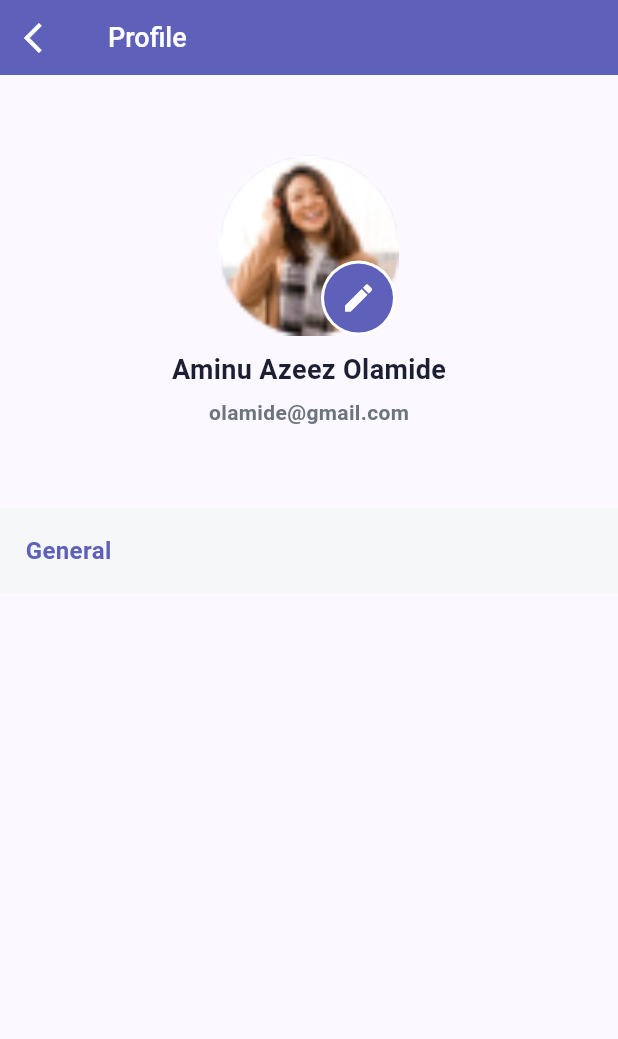
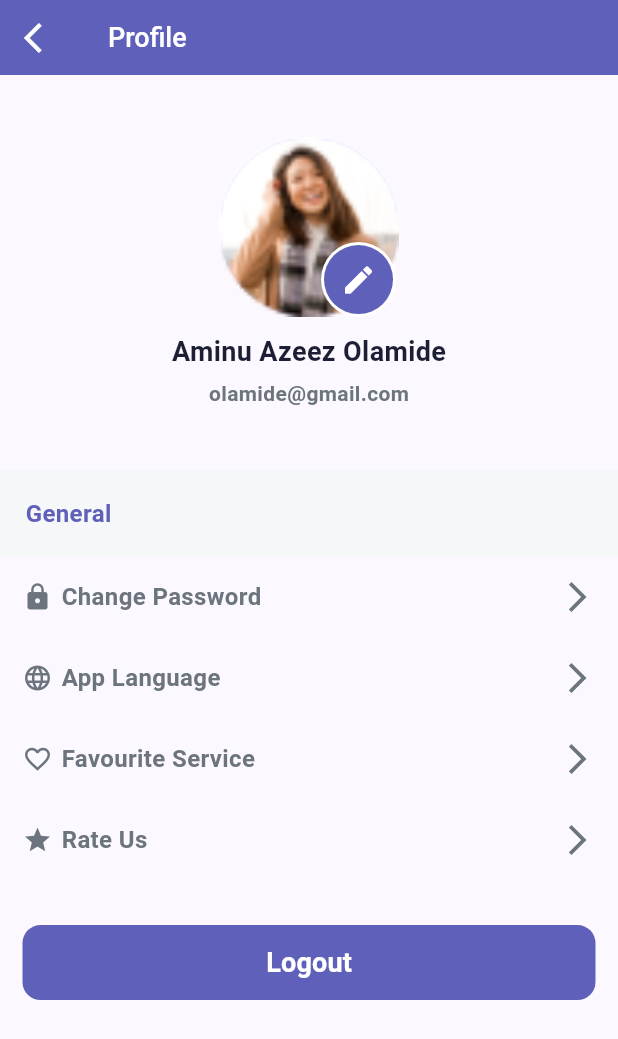
Before and after one commit to Lenien1999/Service-Provider, a Flutter app: the ProfilePage screen opened directly, on a phone screen of 412 x 824 dp. Shown: the top 1039 px of the screen. Run offline on Flutter 3.47's test engine with Material 2 defaults, Android fonts, the phone set to English and light mode, and no system bars; our stand-ins replace flutter_rating_bar, ionicons; project files that could hold a hidden picture were left out.

Commit message:
first commit

```diff
--- a/lib/main.dart
+++ b/lib/main.dart
@@ -2,6 +2,7 @@ import 'package:flutter/material.dart';
 import 'package:provider/provider.dart';
 import 'package:serviceprovder/controller/controller.dart';
 import 'package:serviceprovder/controller/mainscreencontroller.dart';
+import 'package:serviceprovder/pages/provider/provider_home.dart';
 import 'package:serviceprovder/pages/splashscreen.dart';
 
 void main() {
@@ -32,7 +33,7 @@ class MyApp extends StatelessWidget {
             seedColor: const Color.fromRGBO(95, 96, 185, 1)),
         useMaterial3: true,
       ),
-      home: const SplashScreen(),
+      home: const ProviderHome(),
     );
   }
 }
--- a/lib/pages/profile.dart
+++ b/lib/pages/profile.dart
@@ -27,7 +27,7 @@ class ProfilePage extends StatelessWidget {
       body: ListView(
         children: [
           SizedBox(
-            height: MediaQuery.of(context).size.height * 0.35,
+            height: MediaQuery.of(context).size.height * 0.32,
             child:
                 Column(mainAxisAlignment: MainAxisAlignment.center, children: [
               Stack(
@@ -82,6 +82,65 @@ class ProfilePage extends StatelessWidget {
               style: appstyle(primaryClr, FontWeight.w700, 16, ''),
             ),
           ),
+          Column(
+            children: [
+              buildContainer('Change Password', Icons.lock),
+              buildContainer('App Language', Icons.language),
+              buildContainer(
+                  'Favourite Service', Icons.favorite_border_outlined),
+              buildContainer('Rate Us', Icons.star),
+            ],
+          ),
+          SizedBox(height: 15,),
+          Padding(
+            padding: const EdgeInsets.all(15),
+            child: Container(
+              height: 50,
+              width: MediaQuery.of(context).size.width,
+              decoration: BoxDecoration(
+                  color: primaryClr, borderRadius: BorderRadius.circular(12)),
+              child: TextButton(
+                onPressed: () {
+                  Navigator.of(context).pop();
+                },
+                child: Text(
+                  'Logout',
+                  style: appstyle(Colors.white, FontWeight.bold, 18, ''),
+                ),
+              ),
+            ),
+          )
+        ],
+      ),
+    );
+  }
+
+  buildContainer(String title, IconData icon) {
+    return Container(
+      margin: const EdgeInsets.symmetric(horizontal: 15, vertical: 15),
+      child: Row(
+        mainAxisAlignment: MainAxisAlignment.spaceBetween,
+        children: [
+          Row(
+            children: [
+              Icon(
+                icon,
+                color: titleClr,
+                size: 20,
+              ),
+              const SizedBox(
+                width: 6,
+              ),
+              Text(
+                title,
+                style: appstyle(titleClr, FontWeight.w600, 16, ''),
+              ),
+            ],
+          ),
+          const Icon(
+            Icons.arrow_forward_ios_outlined,
+            color: titleClr,
+          )
         ],
       ),
     );
```
Also changed, not shown: lib/pages/provider/provider_home.dart (added, +237 -0 lines), assets/images/houseman.png (added), assets/images/houseman1.png (added), assets/images/houseman2.png (added), assets/images/houseman3.png (added).
